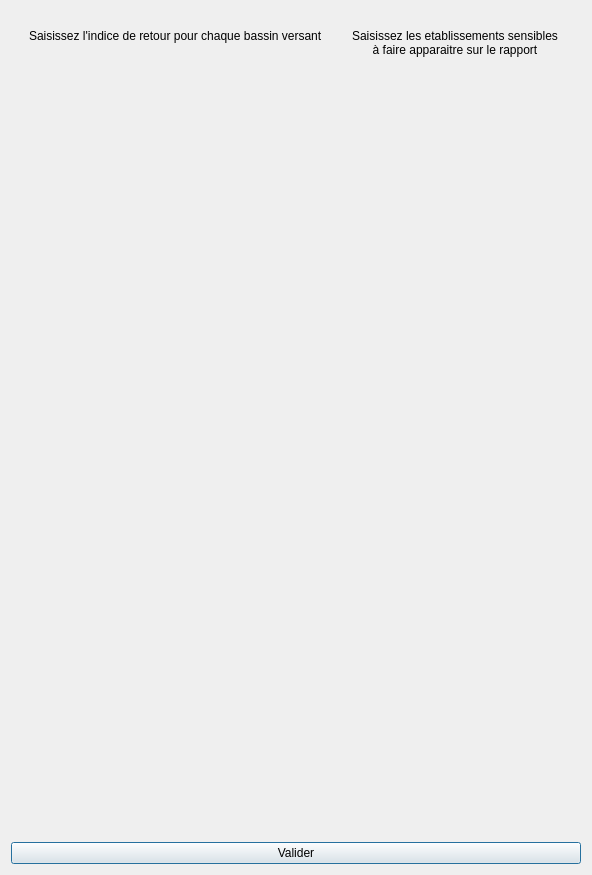
Old version of the form DDTM_GenerationRapport_dialog_base.ui in the repository LouisHgt/stage.
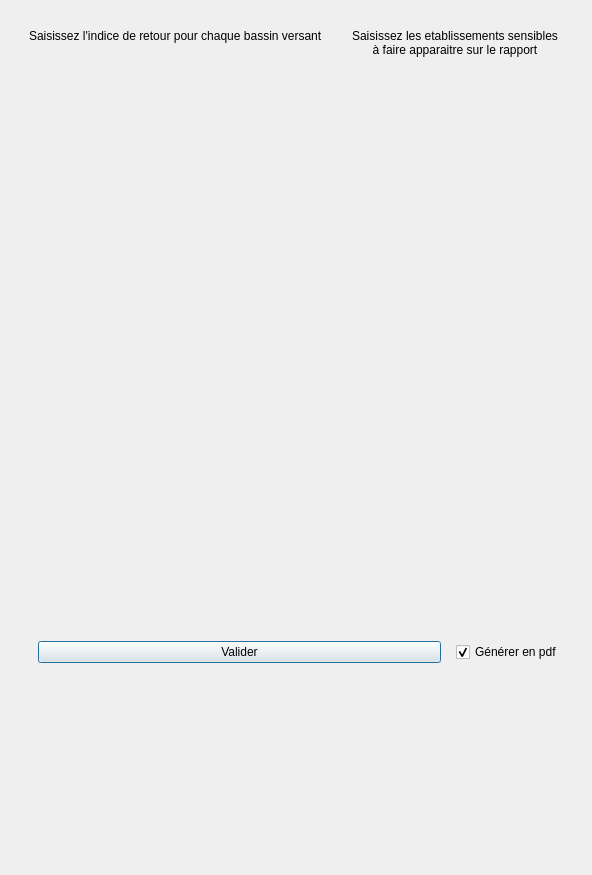
New version of the form.

Commit message: ajout d'un checkbox pour la generation pdf

What changed in the file:
```diff
--- a/DDTM_GenerationRapport_dialog_base.ui
+++ b/DDTM_GenerationRapport_dialog_base.ui
@@ -83,12 +83,6 @@
         <property name="orientation">
          <enum>Qt::Vertical</enum>
         </property>
-        <property name="sizeHint" stdset="0">
-         <size>
-          <width>0</width>
-          <height>40</height>
-         </size>
-        </property>
        </spacer>
       </item>
       <item>
@@ -115,7 +109,14 @@
     </widget>
    </item>
    <item>
-    <layout class="QVBoxLayout" name="container_validation">
+    <widget class="QWidget" name="verticalWidget_2" native="true">
+     <layout class="QVBoxLayout" name="container_footer">
+      <item>
+       <widget class="QWidget" name="" native="true">
+        <layout class="QHBoxLayout" name="container_validation">
+         <item>
+          <widget class="QWidget" name="verticalWidget" native="true">
+           <layout class="QVBoxLayout" name="verticalLayout_5">
      <item>
       <widget class="QPushButton" name="valider">
        <property name="text">
@@ -123,7 +124,37 @@
        </property>
       </widget>
      </item>
-    </layout>
+            <item>
+             <spacer name="horizontalSpacer">
+              <property name="orientation">
+               <enum>Qt::Horizontal</enum>
+              </property>
+              <property name="sizeHint" stdset="0">
+               <size>
+                <width>40</width>
+                <height>0</height>
+               </size>
+              </property>
+             </spacer>
+            </item>
+           </layout>
+          </widget>
+         </item>
+         <item>
+          <widget class="QCheckBox" name="pdfCheckBox">
+           <property name="text">
+            <string>Générer en pdf</string>
+           </property>
+           <property name="checked">
+            <bool>true</bool>
+           </property>
+          </widget>
+         </item>
+        </layout>
+       </widget>
+      </item>
+     </layout>
+    </widget>
    </item>
   </layout>
  </widget>
```
Lines whose indentation alone changed are shown as unchanged. The commit also changes 4 other files.
